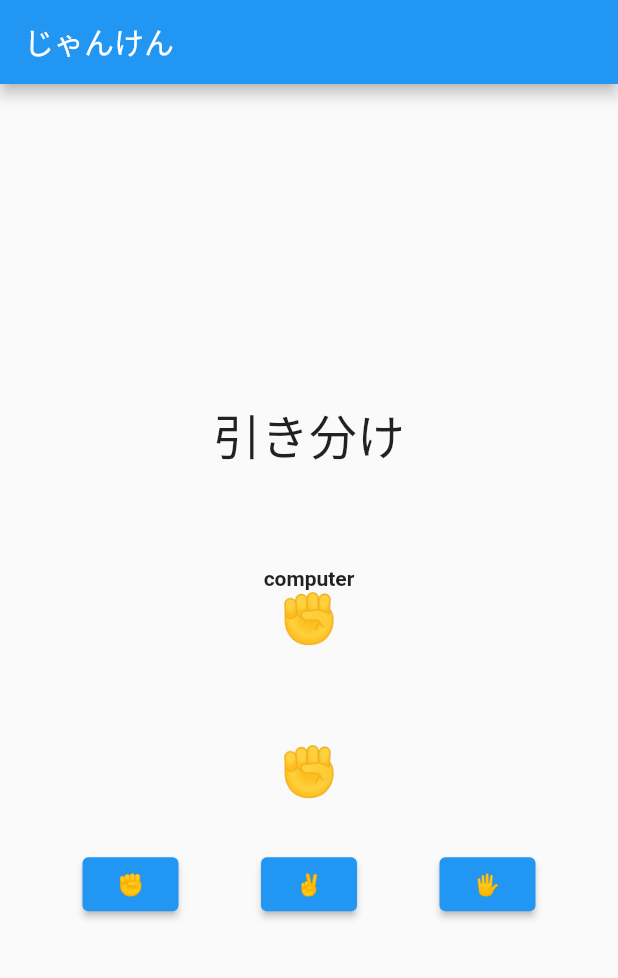
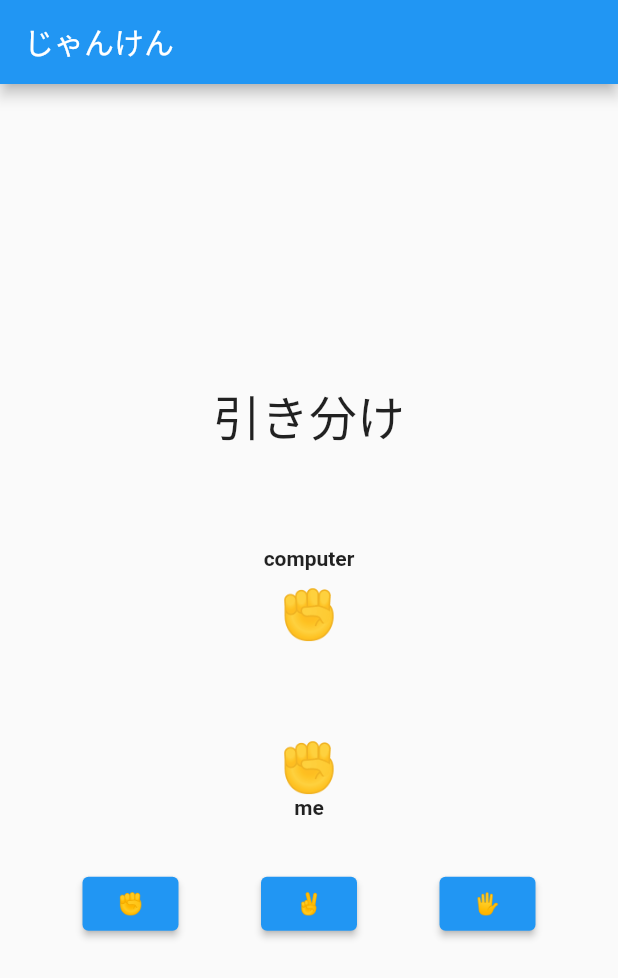
Before and after one commit to noritk003/janken, a Flutter app: the screen it shows after launch, on a phone screen of 412 x 824 dp. Shown: the top 978 px of the screen. Run offline on Flutter 3.47's test engine with Material 2 defaults, Android fonts, the phone set to English and light mode, and no system bars.

Commit message:
微調整完了

```diff
--- a/lib/main.dart
+++ b/lib/main.dart
@@ -85,6 +85,7 @@ class _JankenPageState extends State<JankenPage> {
               'computer',
               style: TextStyle(fontWeight: FontWeight.bold),
             ),
+            SizedBox(height: 10),
             Text(
               computerHand,
               style: TextStyle(fontSize: 32),
@@ -93,6 +94,10 @@ class _JankenPageState extends State<JankenPage> {
             Text(
               myHand,
               style: TextStyle(fontSize: 32),
+            ),
+            Text(
+              'me',
+              style: TextStyle(fontWeight: FontWeight.bold),
             ),
             SizedBox(height: 32),
             Row(
```
